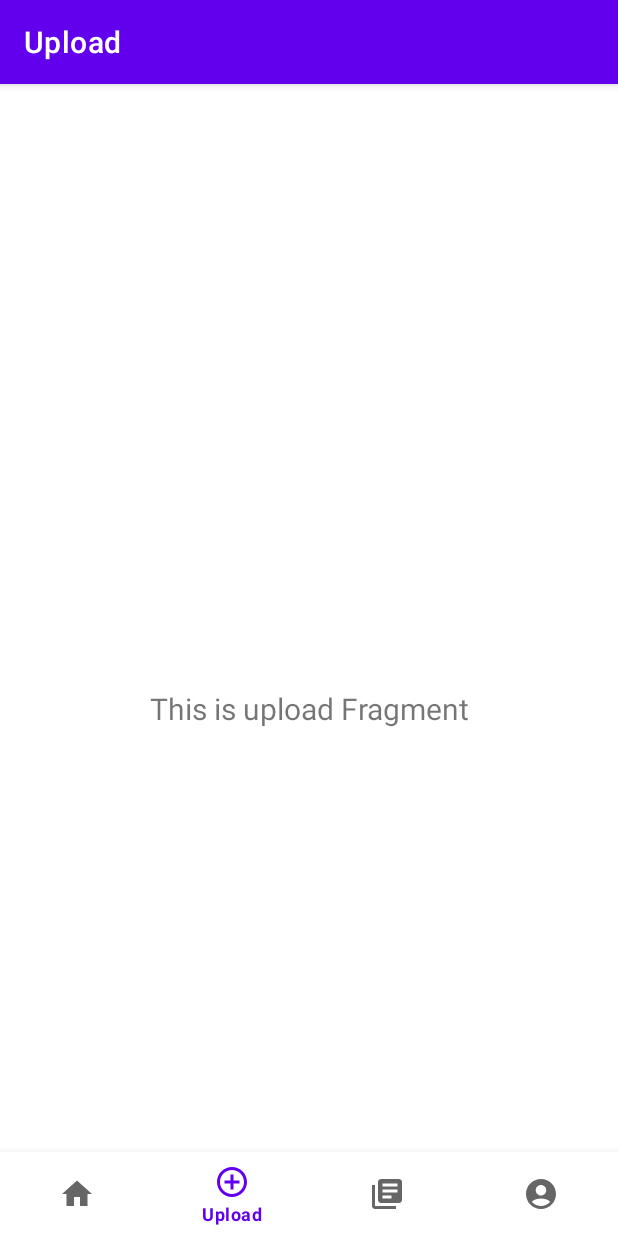
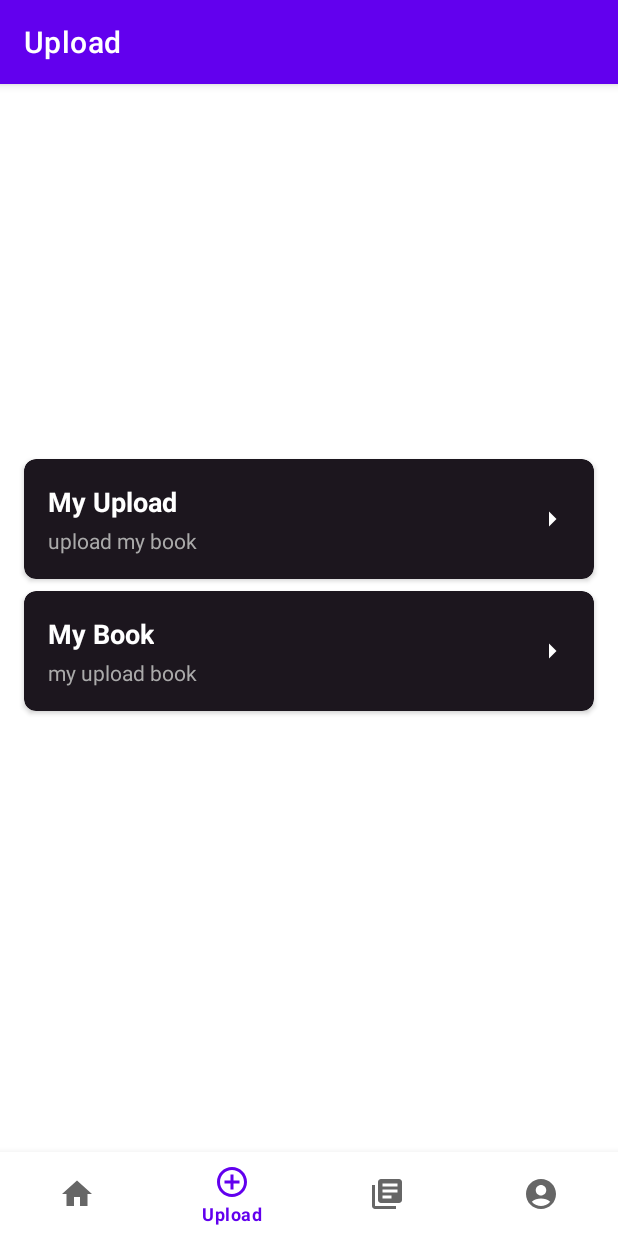
Before and after one commit to FaishalFaruq02/CapstoneProject, an Android app: the UploadFragment screen opened through its navigation route, on a phone screen of 412 x 824 dp. Run offline under Robolectric (Android 15) with nearby library versions, the phone set to English and light mode, and no system bars; our stand-ins replace navigation-ui.

Commit message:
add menu upload and class my upload

```diff
--- a/app/build.gradle.kts
+++ b/app/build.gradle.kts
@@ -48,6 +48,7 @@ dependencies {
     implementation(libs.androidx.lifecycle.viewmodel.ktx)
     implementation(libs.androidx.navigation.fragment.ktx)
     implementation(libs.androidx.navigation.ui.ktx)
+    implementation(libs.androidx.activity)
     testImplementation(libs.junit)
     androidTestImplementation(libs.androidx.junit)
     androidTestImplementation(libs.androidx.espresso.core)
--- a/app/src/main/AndroidManifest.xml
+++ b/app/src/main/AndroidManifest.xml
@@ -13,6 +13,9 @@
         android:theme="@style/Theme.CapstoneProject"
         tools:targetApi="31">
         <activity
+            android:name=".ui.upload.myupload.MyUploadActivity"
+            android:exported="false" />
+        <activity
             android:name=".MainActivity"
             android:exported="true"
             android:label="@string/app_name">
--- a/app/src/main/java/com/example/capstoneproject/ui/upload/UploadFragment.kt
+++ b/app/src/main/java/com/example/capstoneproject/ui/upload/UploadFragment.kt
@@ -1,20 +1,25 @@
 package com.example.capstoneproject.ui.upload
 
+import android.content.Intent
+import android.os.Build
 import android.os.Bundle
 import android.view.LayoutInflater
 import android.view.View
 import android.view.ViewGroup
+import android.view.WindowInsetsController
 import android.widget.TextView
+import androidx.cardview.widget.CardView
 import androidx.fragment.app.Fragment
 import androidx.lifecycle.ViewModelProvider
+import com.example.capstoneproject.R
 import com.example.capstoneproject.databinding.FragmentUploadBinding
+import com.example.capstoneproject.ui.upload.myupload.MyUploadActivity
+
+// fragment ini, pada saat landscape masih error (force closed)
 
 class UploadFragment : Fragment() {
 
     private var _binding: FragmentUploadBinding? = null
-
-    // This property is only valid between onCreateView and
-    // onDestroyView.
     private val binding get() = _binding!!
 
     override fun onCreateView(
@@ -28,10 +33,34 @@ class UploadFragment : Fragment() {
         _binding = FragmentUploadBinding.inflate(inflater, container, false)
         val root: View = binding.root
 
-        val textView: TextView = binding.textUpload
-        uploadViewModel.text.observe(viewLifecycleOwner) {
-            textView.text = it
+        if (Build.VERSION.SDK_INT >= Build.VERSION_CODES.R) {
+            requireActivity().window.setDecorFitsSystemWindows(false)
+            requireActivity().window.insetsController?.apply {
+                hide(WindowInsetsController.BEHAVIOR_SHOW_BARS_BY_SWIPE)
+            }
+        } else {
+            @Suppress("DEPRECATION")
+            requireActivity().window.decorView.systemUiVisibility =
+                View.SYSTEM_UI_FLAG_LAYOUT_STABLE or View.SYSTEM_UI_FLAG_LAYOUT_FULLSCREEN
         }
+
+        // cardview untuk my upload
+        val cardMyUpload = root.findViewById<CardView>(R.id.card_my_upload)
+        cardMyUpload.setOnClickListener {
+            // Tambahkan aksi navigasi ke halaman upload buku
+
+            // Intent ke MyUploadActivity saat klik card My Upload
+            val intent = Intent(requireContext(), MyUploadActivity::class.java)
+            startActivity(intent)
+        }
+
+        // cardview untuk my book
+        val cardMyBook = root.findViewById<CardView>(R.id.card_my_book)
+        cardMyBook.setOnClickListener {
+            // Tambahkan aksi navigasi ke halaman buku saya
+
+        }
+
         return root
     }
 
--- a/app/src/main/java/com/example/capstoneproject/ui/upload/UploadViewModel.kt
+++ b/app/src/main/java/com/example/capstoneproject/ui/upload/UploadViewModel.kt
@@ -6,8 +6,8 @@ import androidx.lifecycle.ViewModel
 
 class UploadViewModel : ViewModel() {
 
-    private val _text = MutableLiveData<String>().apply {
-        value = "This is upload Fragment"
-    }
-    val text: LiveData<String> = _text
+//    private val _text = MutableLiveData<String>().apply {
+//        value = "This is upload Fragment"
+//    }
+//    val text: LiveData<String> = _text
 }
--- /dev/null
+++ b/app/src/main/res/drawable/baseline_arrow_right_24.xml
@@ -0,0 +1,5 @@
+<vector xmlns:android="http://schemas.android.com/apk/res/android" android:autoMirrored="true" android:height="24dp" android:tint="#000000" android:viewportHeight="24" android:viewportWidth="24" android:width="24dp">
+
+    <path android:fillColor="@android:color/white" android:pathData="M10,17l5,-5 -5,-5v10z"/>
+
+</vector>
--- /dev/null
+++ b/app/src/main/res/drawable/baseline_image_24.xml
@@ -0,0 +1,5 @@
+<vector xmlns:android="http://schemas.android.com/apk/res/android" android:height="24dp" android:tint="#000000" android:viewportHeight="24" android:viewportWidth="24" android:width="24dp">
+
+    <path android:fillColor="@android:color/white" android:pathData="M21,19V5c0,-1.1 -0.9,-2 -2,-2H5c-1.1,0 -2,0.9 -2,2v14c0,1.1 0.9,2 2,2h14c1.1,0 2,-0.9 2,-2zM8.5,13.5l2.5,3.01L14.5,12l4.5,6H5l3.5,-4.5z"/>
+
+</vector>
--- a/app/src/main/res/layout/fragment_upload.xml
+++ b/app/src/main/res/layout/fragment_upload.xml
@@ -6,18 +6,102 @@
     android:layout_height="match_parent"
     tools:context=".ui.upload.UploadFragment">
 
-    <TextView
-        android:id="@+id/text_upload"
-        android:layout_width="match_parent"
+    <androidx.cardview.widget.CardView
+        android:id="@+id/card_my_upload"
+        android:layout_width="0dp"
         android:layout_height="wrap_content"
-        android:layout_marginStart="8dp"
-        android:layout_marginTop="8dp"
-        android:layout_marginEnd="8dp"
-        android:textAlignment="center"
-        android:textSize="20sp"
-        app:layout_constraintBottom_toBottomOf="parent"
+        android:layout_marginHorizontal="16dp"
+        android:layout_marginTop="250dp"
+        android:layout_marginBottom="8dp"
+        android:elevation="4dp"
+        app:cardBackgroundColor="@color/cardBackground"
+        app:cardCornerRadius="8dp"
+        app:layout_constraintBottom_toTopOf="@id/card_my_book"
         app:layout_constraintEnd_toEndOf="parent"
         app:layout_constraintStart_toStartOf="parent"
-        app:layout_constraintTop_toTopOf="parent" />
+        app:layout_constraintTop_toTopOf="parent">
+
+        <RelativeLayout
+            android:layout_width="match_parent"
+            android:layout_height="wrap_content"
+            android:padding="16dp">
+
+            <TextView
+                android:id="@+id/title_my_upload"
+                android:layout_width="wrap_content"
+                android:layout_height="wrap_content"
+                android:text="@string/My_Upload"
+                android:textColor="@android:color/white"
+                android:textSize="18sp"
+                android:textStyle="bold" />
+
+            <TextView
+                android:id="@+id/subtitle_my_upload"
+                android:layout_width="wrap_content"
+                android:layout_height="wrap_content"
+                android:layout_below="@id/title_my_upload"
+                android:layout_marginTop="4dp"
+                android:text="@string/Upload_My_Book"
+                android:textColor="@android:color/darker_gray"
+                android:textSize="14sp" />
+
+            <ImageView
+                android:id="@+id/icon_arrow_my_upload"
+                android:layout_width="wrap_content"
+                android:layout_height="wrap_content"
+                android:layout_alignParentEnd="true"
+                android:layout_centerVertical="true"
+                android:src="@drawable/baseline_arrow_right_24"
+                app:tint="@android:color/white" />
+        </RelativeLayout>
+    </androidx.cardview.widget.CardView>
+
+    <androidx.cardview.widget.CardView
+        android:id="@+id/card_my_book"
+        android:layout_width="0dp"
+        android:layout_height="wrap_content"
+        android:layout_marginHorizontal="16dp"
+        android:layout_marginTop="8dp"
+        android:elevation="4dp"
+        app:cardBackgroundColor="@color/cardBackground"
+        app:cardCornerRadius="8dp"
+        app:layout_constraintEnd_toEndOf="parent"
+        app:layout_constraintStart_toStartOf="parent"
+        app:layout_constraintTop_toBottomOf="@id/card_my_upload">
+
+        <RelativeLayout
+            android:layout_width="match_parent"
+            android:layout_height="wrap_content"
+            android:padding="16dp">
+
+            <TextView
+                android:id="@+id/title_my_book"
+                android:layout_width="wrap_content"
+                android:layout_height="wrap_content"
+                android:text="@string/My_Book"
+                android:textColor="@android:color/white"
+                android:textSize="18sp"
+                android:textStyle="bold" />
+
+            <TextView
+                android:id="@+id/subtitle_my_book"
+                android:layout_width="wrap_content"
+                android:layout_height="wrap_content"
+                android:layout_below="@id/title_my_book"
+                android:layout_marginTop="4dp"
+                android:text="@string/My_Upload_Book"
+                android:textColor="@android:color/darker_gray"
+                android:textSize="14sp" />
+
+            <ImageView
+                android:id="@+id/icon_arrow_my_book"
+                android:layout_width="wrap_content"
+                android:layout_height="wrap_content"
+                android:layout_alignParentEnd="true"
+                android:layout_centerVertical="true"
+                android:src="@drawable/baseline_arrow_right_24"
+                app:tint="@android:color/white" />
+        </RelativeLayout>
+    </androidx.cardview.widget.CardView>
 
 </androidx.constraintlayout.widget.ConstraintLayout>
--- a/app/src/main/res/values/colors.xml
+++ b/app/src/main/res/values/colors.xml
@@ -7,4 +7,6 @@
     <color name="teal_700">#FF018786</color>
     <color name="black">#FF000000</color>
     <color name="white">#FFFFFFFF</color>
+    <color name="background">#322D34</color>
+    <color name="cardBackground">#1C161E</color>
 </resources>
--- a/app/src/main/res/values/strings.xml
+++ b/app/src/main/res/values/strings.xml
@@ -8,4 +8,9 @@
     <string name="title_profile">Profile</string>
     <string name="title_upload">Upload</string>
     <string name="title_library">Library</string>
+    <string name="My_Upload">My Upload</string>
+    <string name="Upload_My_Book">upload my book</string>
+    <string name="My_Book">My Book</string>
+    <string name="My_Upload_Book">my upload book</string>
+    <string name="gallery">Gallery</string>
 </resources>
--- a/gradle/libs.versions.toml
+++ b/gradle/libs.versions.toml
@@ -12,6 +12,7 @@ lifecycleLivedataKtx = "2.8.7"
 lifecycleViewmodelKtx = "2.8.7"
 navigationFragmentKtx = "2.8.3"
 navigationUiKtx = "2.8.3"
+activity = "1.9.3"
 
 [libraries]
 androidx-core-ktx = { group = "androidx.core", name = "core-ktx", version.ref = "coreKtx" }
@@ -25,6 +26,7 @@ androidx-lifecycle-livedata-ktx = { group = "androidx.lifecycle", name = "lifecy
 androidx-lifecycle-viewmodel-ktx = { group = "androidx.lifecycle", name = "lifecycle-viewmodel-ktx", version.ref = "lifecycleViewmodelKtx" }
 androidx-navigation-fragment-ktx = { group = "androidx.navigation", name = "navigation-fragment-ktx", version.ref = "navigationFragmentKtx" }
 androidx-navigation-ui-ktx = { group = "androidx.navigation", name = "navigation-ui-ktx", version.ref = "navigationUiKtx" }
+androidx-activity = { group = "androidx.activity", name = "activity", version.ref = "activity" }
 
 [plugins]
 android-application = { id = "com.android.application", version.ref = "agp" }
```
Also changed, not shown: app/src/main/java/com/example/capstoneproject/ui/upload/myupload/MyUploadActivity.kt (added, +78 -0 lines), app/src/main/res/layout/activity_my_upload.xml (added, +36 -0 lines).
